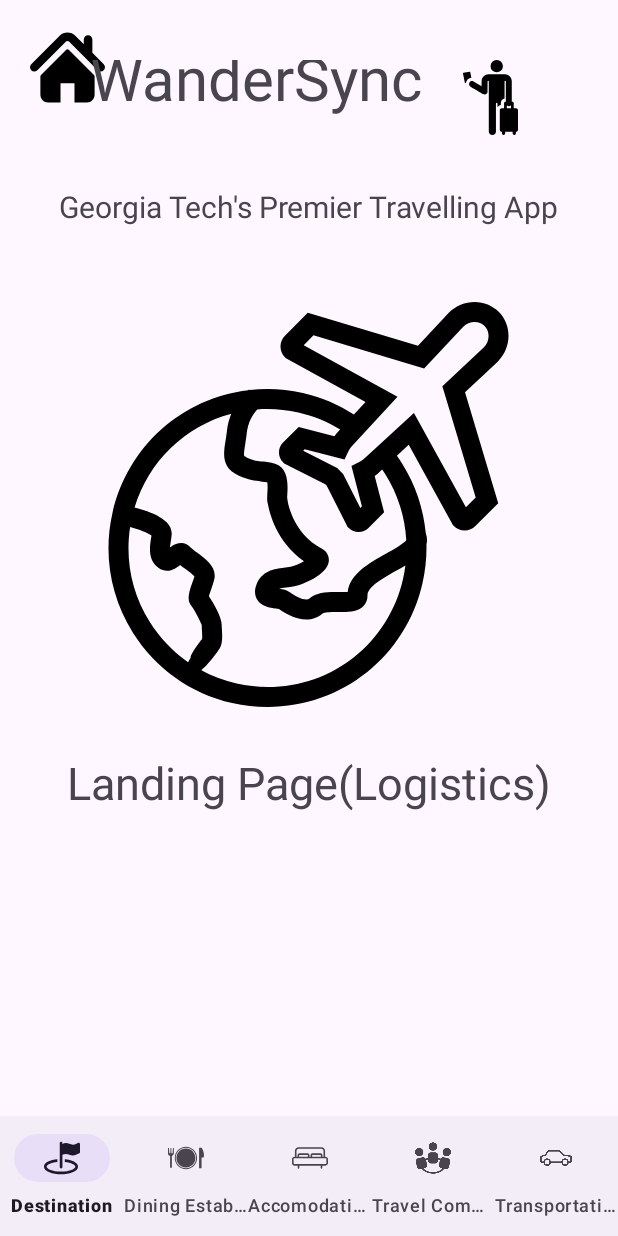
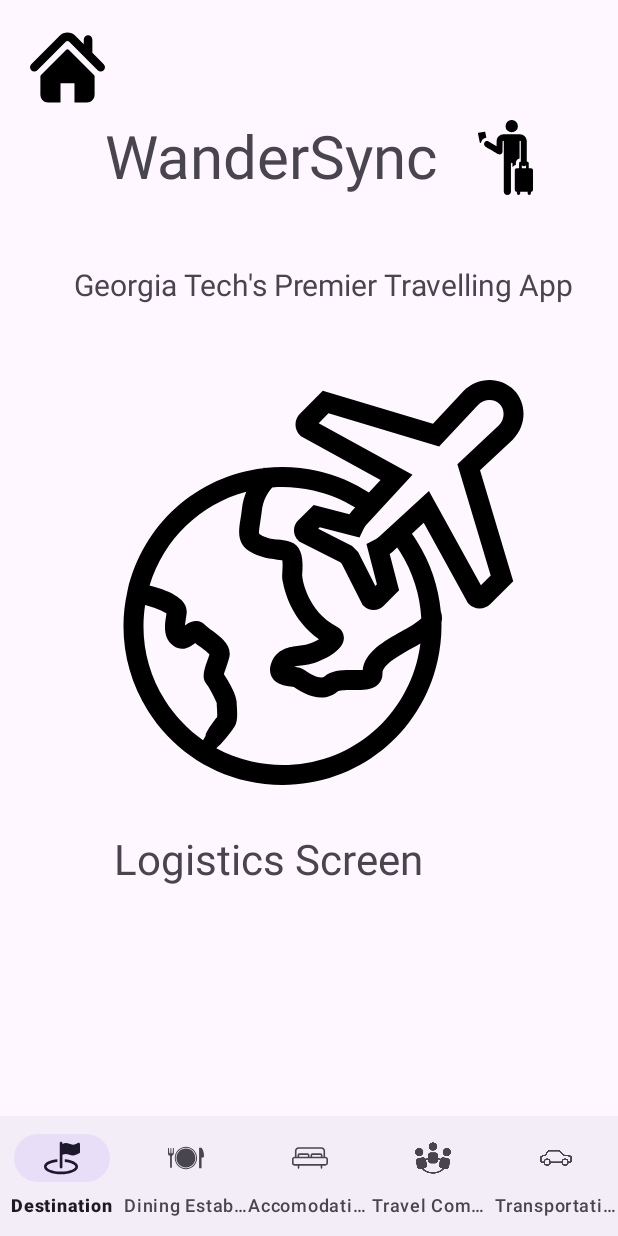
Before and after one commit to sdeshpande3/WanderSync-Travel-App, an Android app: the fragment DestinationFragment placed in its activity, after a tap on an icon or button, on a phone screen of 412 x 824 dp. Run offline under Robolectric (Android 15) with nearby library versions, the phone set to English and light mode, and no system bars.

Commit message:
Fixing the nav bar plus adding the better UI design with the correct screen names for the project

```diff
--- a/Project/Sprint0.5-main/app/src/main/res/layout/fragment_home.xml
+++ b/Project/Sprint0.5-main/app/src/main/res/layout/fragment_home.xml
@@ -6,7 +6,7 @@
     xmlns:app="http://schemas.android.com/apk/res-auto"
     tools:context=".HomeFragment">
 
-    <LinearLayout xmlns:app="http://schemas.android.com/apk/res-auto"
+    <LinearLayout
 
         android:layout_width="wrap_content"
         android:layout_height="wrap_content"
@@ -15,11 +15,13 @@
         app:layout_constraintTop_toTopOf="parent"
         app:layout_constraintStart_toStartOf="parent"
         app:layout_constraintEnd_toEndOf="parent"
-        android:layout_marginTop="40dp"
+        android:layout_marginTop="50dp"
+        android:paddingTop="30dp"
+        android:paddingLeft="20dp"
         android:layout_marginBottom="50dp">
 
 
-        <LinearLayout xmlns:app="http://schemas.android.com/apk/res-auto"
+        <LinearLayout
 
             android:layout_width="wrap_content"
             android:layout_height="wrap_content"
@@ -31,21 +33,33 @@
                 android:layout_height="50dp"
                 android:src="@drawable/bag_for_travel" />
 
-                -->
+                --><![CDATA[
+
+            />
+
+
+
+
+
+
+
+
+
+
+
+            ]]>
+
             <TextView
                 android:id="@+id/welcomeTextView"
                 android:layout_width="match_parent"
                 android:layout_height="wrap_content"
                 android:layout_gravity="center"
+                android:layout_marginEnd="20dp"
+
+                android:layout_marginBottom="30dp"
+                android:paddingTop="12dp"
                 android:text="WanderSync"
-                android:layout_marginBottom="30dp"
-                android:layout_marginRight="20dp"
-                android:textSize="40sp"
-                android:paddingTop="0dp" />
-
-            />
-
-
+                android:textSize="40sp" />
 
             <ImageView
                 android:id="@+id/icon_traveller"
@@ -54,7 +68,6 @@
                 android:src="@drawable/tourist_svgrepo_com" />
 
         </LinearLayout>
-
 
         <TextView
             android:id="@+id/subtitleTextView"
@@ -77,13 +90,13 @@
 
         <TextView
             android:id="@+id/textView3"
-            android:layout_width="wrap_content"
+            android:layout_width="300dp"
             android:layout_height="wrap_content"
-            android:text="Landing Page(Logistics)"
+            android:text="Logistics Screen"
             android:padding="10dp"
             android:foregroundGravity="center"
             android:layout_marginTop="20sp"
-            android:textSize="30sp"
+            android:textSize="28sp"
 
             app:layout_constraintTop_toBottomOf="@id/mainImageView"/>
     </LinearLayout>
```
Also changed, not shown: Project/Sprint0.5-main/app/src/main/res/layout/fragment_car.xml (+5 -4 lines), Project/Sprint0.5-main/app/src/main/res/layout/fragment_community.xml (+5 -4 lines), Project/Sprint0.5-main/app/src/main/res/layout/fragment_destination.xml (+5 -4 lines), Project/Sprint0.5-main/app/src/main/res/layout/fragment_hotel.xml (+5 -4 lines), Project/Sprint0.5-main/app/src/main/res/layout/fragment_restaurant.xml (+5 -4 lines).
